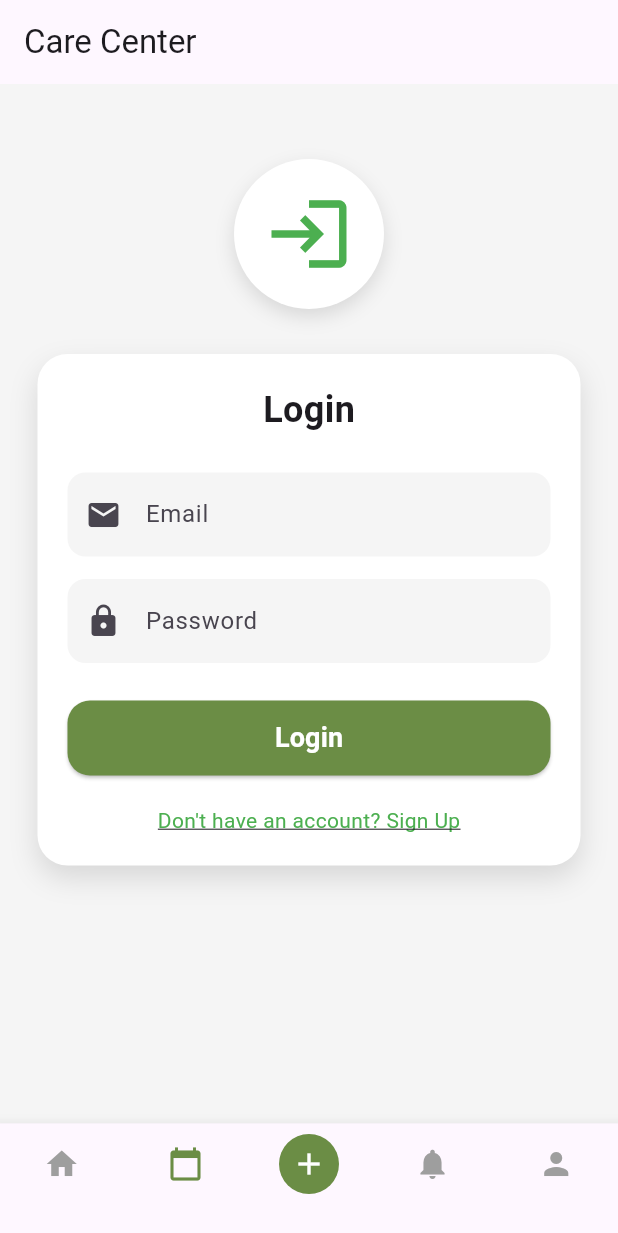
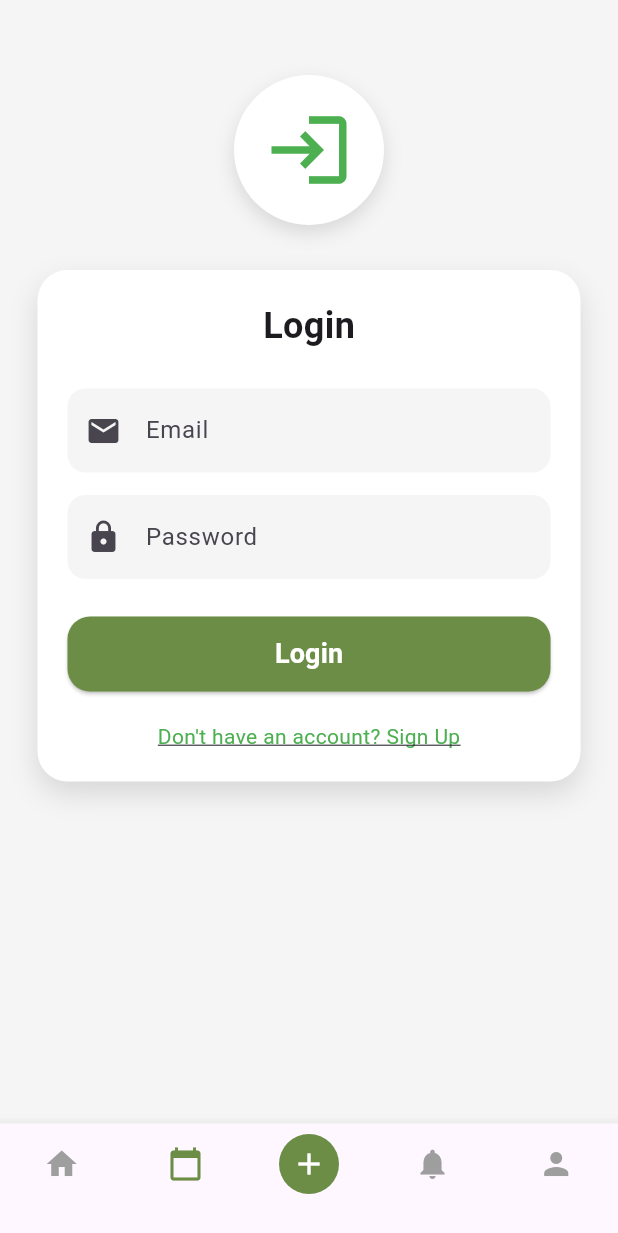
Before and after one commit to gmohamme4/Mobile-App-for-Care-Center, a Flutter app: the screen it shows after launch, item 2 of the bottom bar chosen, on a phone screen of 412 x 824 dp. Shown: the top 1233 px of the screen. Run offline on Flutter 3.47's test engine with Material 3 defaults, Android fonts, the light colour scheme and no system bars; our stand-ins replace cloud_firestore, firebase_auth, firebase_core, smooth_page_indicator; accounts and stored records are empty; network calls fail.

Commit message:
last edit

```diff
--- a/flutter_application_1/lib/admin_reservations.dart
+++ b/flutter_application_1/lib/admin_reservations.dart
@@ -92,7 +92,6 @@ class AdminReservationsPage extends StatelessWidget {
               String reservationId = snapshot.data!.docs[index].id;
               final data = snapshot.data!.docs[index].data() as Map<String, dynamic>;
 
-              // تنسيق التواريخ
               String formatDate(Timestamp? timestamp) {
                 if (timestamp == null) return 'N/A';
                 return timestamp.toDate().toString().split(' ')[0];
--- a/flutter_application_1/lib/login.dart
+++ b/flutter_application_1/lib/login.dart
@@ -17,7 +17,6 @@ class _LoginPageState extends State<LoginPage> {
   bool _isLoading = false;
 
   void login() async {
-    // التحقق من الحقول
     if (emailController.text.isEmpty || passwordController.text.isEmpty) {
       ScaffoldMessenger.of(context).showSnackBar(
         const SnackBar(
--- a/flutter_application_1/lib/main.dart
+++ b/flutter_application_1/lib/main.dart
@@ -227,7 +227,6 @@ class _MainScreenState extends State<MainScreen> {
   }
 
   void _onItemTapped(int index) {
-    // إذا نقر على تبويب الإشعارات، امسح العداد
     if (index == 3 && _unreadNotificationsCount > 0) {
       _markAllNotificationsAsRead();
     }
@@ -319,31 +318,6 @@ class _MainScreenState extends State<MainScreen> {
     }
 
     return Scaffold(
-      appBar: AppBar(
-        title: const Text('Care Center'),
-        actions: [
-          if (_unreadNotificationsCount > 0)
-            Padding(
-              padding: const EdgeInsets.only(right: 16.0),
-              child: Center(
-                child: Container(
-                  padding: const EdgeInsets.symmetric(horizontal: 8, vertical: 4),
-                  decoration: BoxDecoration(
-                    color: Colors.red,
-                    borderRadius: BorderRadius.circular(12),
-                  ),
-                  child: Text(
-                    '$_unreadNotificationsCount',
-                    style: const TextStyle(
-                      color: Colors.white,
-                      fontWeight: FontWeight.bold,
-                    ),
-                  ),
-                ),
-              ),
-            ),
-        ],
-      ),
       body: IndexedStack(
         index: _selectedIndex,
         children: _pages,
```
